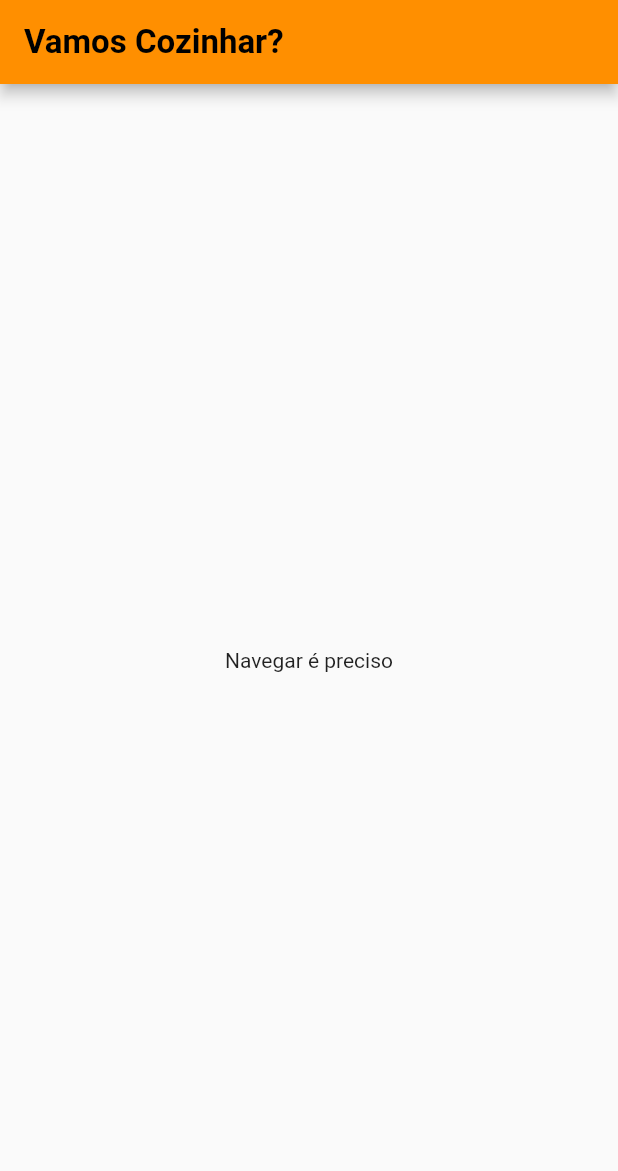
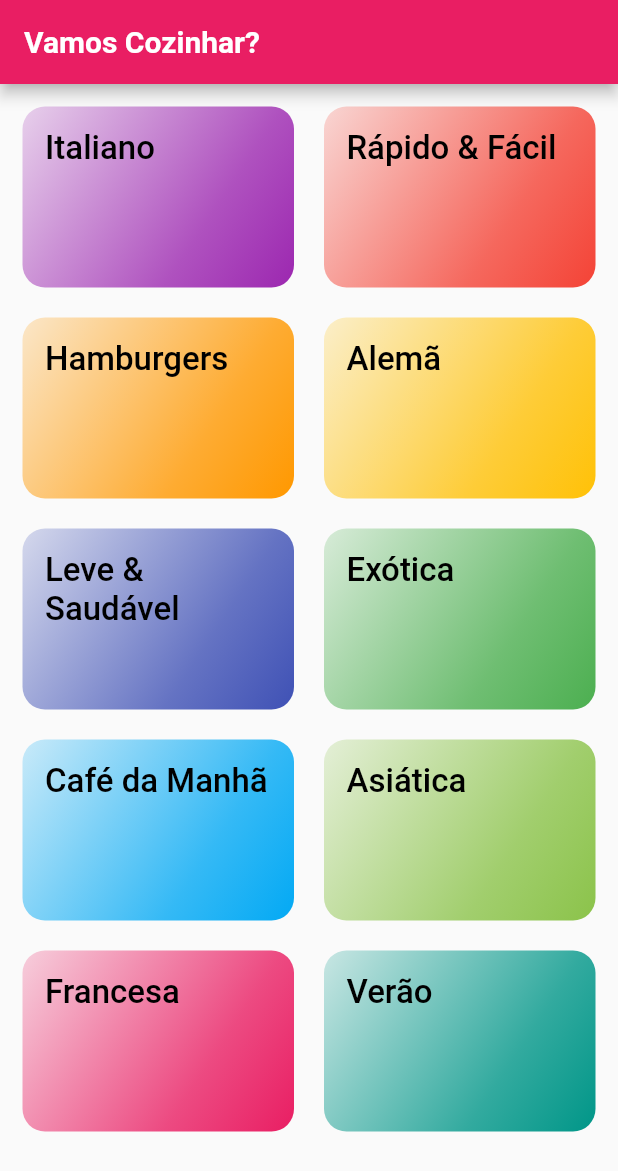
Before and after one commit to HenriqueCisi/project_kitchen_recipes, a Flutter app: the screen it shows after launch, on a phone screen of 412 x 824 dp. Shown: the top 1171 px of the screen. Run offline on Flutter 3.47's test engine with Material 2 defaults, Android fonts, the phone set to English and light mode, and no system bars; Roboto replaces fonts that are missing (Raleway, RobotoCondensed).

Commit message:
adds initial structure

```diff
--- /dev/null
+++ b/lib/components/category_item.dart
@@ -0,0 +1,44 @@
+import 'package:flutter/material.dart';
+import 'package:project_kitchen_recipes/models/category.dart';
+
+import '../screens/category_meals_screen.dart';
+
+class CategoryItem extends StatelessWidget {
+  final Category category;
+
+  const CategoryItem(this.category, {super.key});
+
+  void _selectCategory(BuildContext context){
+    Navigator.of(context).push(
+      MaterialPageRoute(builder: (_) {
+        return const CategoryMealsScreen();
+      }),
+      );
+  }
+
+  @override
+  Widget build(BuildContext context) {
+    return InkWell(
+      borderRadius: BorderRadius.circular(15),
+      splashColor: Theme.of(context).colorScheme.primary,
+      onTap: () {
+        _selectCategory(context);
+      },
+      child: Container(
+          padding: const EdgeInsets.all(15),
+          decoration: BoxDecoration(
+              borderRadius: BorderRadius.circular(15),
+              gradient: LinearGradient(
+                colors: [
+                  category.color.withOpacity(0.2),
+                  category.color.withOpacity(0.5),
+                  category.color.withOpacity(0.8),
+                  category.color
+                ],
+                begin: Alignment.topLeft,
+                end: Alignment.bottomRight,
+              )),
+          child: Text(category.title, style: Theme.of(context).textTheme.bodyLarge,)),
+    );
+  }
+}
--- /dev/null
+++ b/lib/data/dummy_data.dart
@@ -0,0 +1,56 @@
+import 'package:flutter/material.dart';
+
+import '../models/category.dart';
+
+const DUMMY_CATEGORIES = [
+  Category(
+    id: 'c1',
+    title: 'Italiano',
+    color: Colors.purple,
+  ),
+  Category(
+    id: 'c2',
+    title: 'Rápido & Fácil',
+    color: Colors.red,
+  ),
+  Category(
+    id: 'c3',
+    title: 'Hamburgers',
+    color: Colors.orange,
+  ),
+  Category(
+    id: 'c4',
+    title: 'Alemã',
+    color: Colors.amber,
+  ),
+  Category(
+    id: 'c5',
+    title: 'Leve & Saudável',
+    color: Colors.indigo,
+  ),
+  Category(
+    id: 'c6',
+    title: 'Exótica',
+    color: Colors.green,
+  ),
+  Category(
+    id: 'c7',
+    title: 'Café da Manhã',
+    color: Colors.lightBlue,
+  ),
+  Category(
+    id: 'c8',
+    title: 'Asiática',
+    color: Colors.lightGreen,
+  ),
+  Category(
+    id: 'c9',
+    title: 'Francesa',
+    color: Colors.pink,
+  ),
+  Category(
+    id: 'c10',
+    title: 'Verão',
+    color: Colors.teal,
+  ),
+];
--- a/lib/main.dart
+++ b/lib/main.dart
@@ -1,5 +1,5 @@
-
 import 'package:flutter/material.dart';
+import 'package:project_kitchen_recipes/screens/categories_screen.dart';
 
 void main() => runApp(MyApp());
 
@@ -13,31 +13,15 @@ class MyApp extends StatelessWidget {
     return MaterialApp(
       title: 'Vamos Cozinhar?',
       theme: ourTheme.copyWith(
-          colorScheme: ourTheme.colorScheme.copyWith(
-              primary:  Colors.amber.shade800),
+          colorScheme:
+              ourTheme.colorScheme.copyWith(primary: Colors.pink),
           textTheme: ourTheme.textTheme.copyWith(
-              titleLarge:
-                   const TextStyle(fontSize: 22, fontWeight: FontWeight.bold, color: Colors.black))),
-      home: const MyHomePage(),
+            titleLarge: const TextStyle(
+                fontSize: 20, color: Colors.white, fontFamily: 'Raleway', fontWeight: FontWeight.bold),
+            bodyLarge: const TextStyle(
+                fontSize: 22, color: Colors.black, fontFamily: 'RobotoCondensed'),
+          )),
+      home: const CategoriesScreen(),
     );
   }
 }
-
-class MyHomePage extends StatefulWidget {
-  const MyHomePage({super.key});
-
-  @override
-  State<MyHomePage> createState() => _MyHomePageState();
-}
-
-class _MyHomePageState extends State<MyHomePage> {
-  @override
-  Widget build(BuildContext context) {
-    return Scaffold(
-      appBar: AppBar(
-          title: Text('Vamos Cozinhar?',
-              style: Theme.of(context).textTheme.titleLarge)),
-      body: const Center(child: Text('Navegar é preciso')),
-    );
-  }
-}
--- /dev/null
+++ b/lib/models/category.dart
@@ -0,0 +1,9 @@
+import 'package:flutter/material.dart';
+
+class Category {
+  final String id;
+  final String title;
+  final Color color;
+
+  const Category({required this.id, required this.title, required this.color});
+}
--- /dev/null
+++ b/lib/screens/categories_screen.dart
@@ -0,0 +1,29 @@
+import 'package:flutter/material.dart';
+import 'package:project_kitchen_recipes/components/category_item.dart';
+
+import '../data/dummy_data.dart';
+
+class CategoriesScreen extends StatelessWidget {
+  const CategoriesScreen({super.key});
+
+  @override
+  Widget build(BuildContext context) {
+    return Scaffold(
+      appBar: AppBar(
+          title: Text('Vamos Cozinhar?',
+              style: Theme.of(context).textTheme.titleLarge)),
+      body: GridView(
+        padding: const EdgeInsets.all(15),
+        gridDelegate: const SliverGridDelegateWithMaxCrossAxisExtent(
+          maxCrossAxisExtent: 200,
+          childAspectRatio: 3 / 2,
+          crossAxisSpacing: 20,
+          mainAxisSpacing: 20,
+        ),
+        children: DUMMY_CATEGORIES.map((category) {
+          return CategoryItem(category);
+        }).toList(),
+      ),
+    );
+  }
+}
```
Also changed, not shown: 1 other file.
